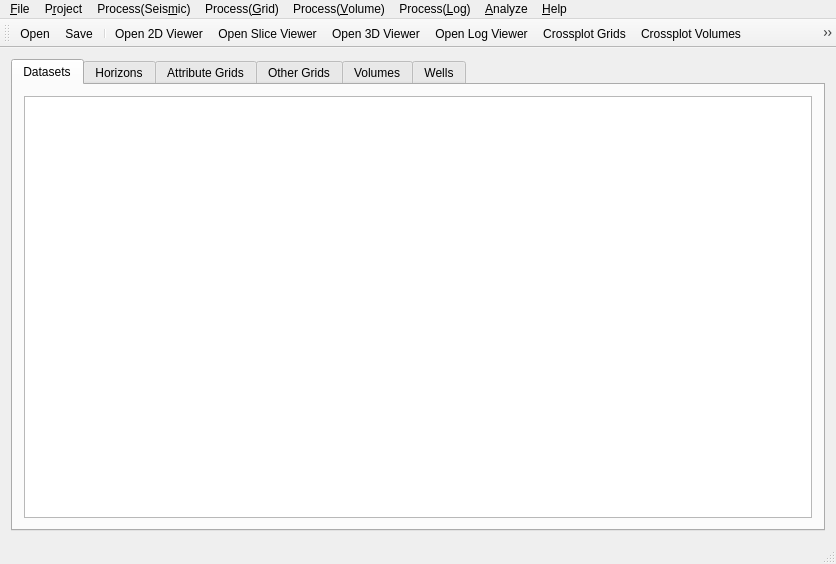
This is ProjectViewer/projectviewer.ui in fsoos74/su as Qt 5 draws it before an edit. The edited form follows.
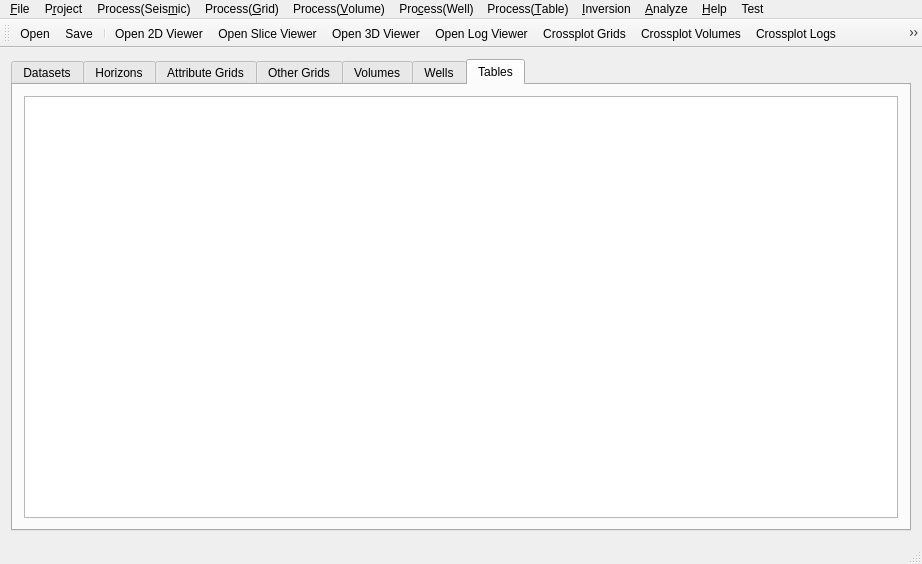
This is the edited form. The open tabs and pages were chosen to show the change. Icons and pictures are not drawn.

Diff of the .ui file:
```diff
--- a/ProjectViewer/projectviewer.ui
+++ b/ProjectViewer/projectviewer.ui
@@ -6,7 +6,7 @@
    <rect>
     <x>0</x>
     <y>0</y>
-    <width>836</width>
+    <width>922</width>
     <height>564</height>
    </rect>
   </property>
@@ -153,6 +153,23 @@
         </item>
        </layout>
       </widget>
+      <widget class="QWidget" name="tablesTab">
+       <attribute name="title">
+        <string>Tables</string>
+       </attribute>
+       <layout class="QVBoxLayout" name="verticalLayout_8">
+        <item>
+         <widget class="QTableView" name="tablesView">
+          <property name="alternatingRowColors">
+           <bool>true</bool>
+          </property>
+          <property name="selectionBehavior">
+           <enum>QAbstractItemView::SelectRows</enum>
+          </property>
+         </widget>
+        </item>
+       </layout>
+      </widget>
      </widget>
     </item>
    </layout>
@@ -206,7 +223,7 @@
     <rect>
      <x>0</x>
      <y>0</y>
-     <width>836</width>
+     <width>922</width>
      <height>25</height>
     </rect>
    </property>
@@ -357,7 +374,7 @@
    </widget>
    <widget class="QMenu" name="menuProcess_Well">
     <property name="title">
-     <string>Process(&amp;Log)</string>
+     <string>Pro&amp;cess(Well)</string>
     </property>
     <addaction name="action_Smooth_Log"/>
     <addaction name="actionLog_Math"/>
@@ -366,7 +383,24 @@
     <addaction name="actionBuild_Volume"/>
     <addaction name="separator"/>
     <addaction name="actionRun_Log_Script"/>
-    <addaction name="actionTest"/>
+   </widget>
+   <widget class="QMenu" name="menuModeling">
+    <property name="title">
+     <string>&amp;Inversion</string>
+    </property>
+    <addaction name="actionFD_CDP_Acoustic"/>
+   </widget>
+   <widget class="QMenu" name="menuTest">
+    <property name="title">
+     <string>Test</string>
+    </property>
+    <addaction name="actiontest"/>
+   </widget>
+   <widget class="QMenu" name="menuProcess_Table">
+    <property name="title">
+     <string>Process(&amp;Table)</string>
+    </property>
+    <addaction name="actionConvert_Picks_To_Horizon"/>
    </widget>
    <addaction name="menu_File"/>
    <addaction name="menuPro_ject"/>
@@ -374,8 +408,11 @@
    <addaction name="menuProcess"/>
    <addaction name="menuProcess_Volume"/>
    <addaction name="menuProcess_Well"/>
+   <addaction name="menuProcess_Table"/>
+   <addaction name="menuModeling"/>
    <addaction name="menu_Analyze"/>
    <addaction name="menu_Help"/>
+   <addaction name="menuTest"/>
   </widget>
   <action name="actionImportHorizon">
    <property name="text">
```
Left out of the diff: 61 changed lines with no effect on the pictures.
